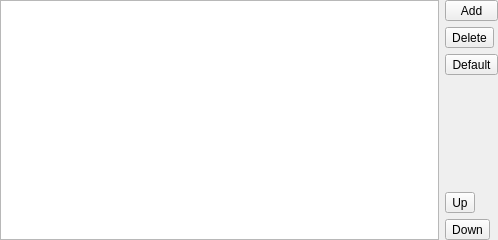
This is components/ui/xinxlistwidget.ui in phoenix741/xinx as Qt 5 draws it before an edit. The edited form follows.
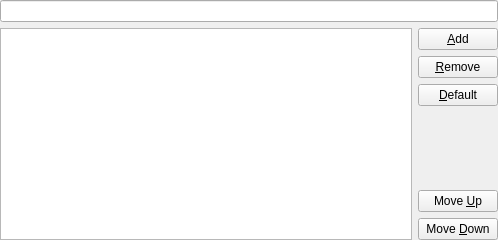
This is the edited form. Icons and pictures are not drawn.

Diff of the .ui file:
```diff
--- a/components/ui/xinxlistwidget.ui
+++ b/components/ui/xinxlistwidget.ui
@@ -12,56 +12,61 @@
   <property name="windowTitle" >
    <string/>
   </property>
-  <layout class="QHBoxLayout" >
-   <property name="margin" >
+  <layout class="QVBoxLayout" name="verticalLayout">
+   <property name="margin">
     <number>0</number>
    </property>
    <item>
-    <widget class="QListWidget" name="m_list" />
+    <widget class="QLineEdit" name="m_addEdit"/>
    </item>
    <item>
-    <layout class="QVBoxLayout" >
-     <property name="spacing" >
+    <layout class="QHBoxLayout" name="horizontalLayout">
+     <item>
+      <widget class="QListWidget" name="m_list"/>
+     </item>
+     <item>
+      <layout class="QVBoxLayout">
+       <property name="spacing">
       <number>6</number>
      </property>
-     <property name="margin" >
+       <property name="margin">
       <number>0</number>
      </property>
      <item>
-      <widget class="QToolButton" name="m_btnAdd" >
-       <property name="sizePolicy" >
-        <sizepolicy vsizetype="Fixed" hsizetype="Preferred" >
+        <widget class="QPushButton" name="m_btnAdd">
+         <property name="sizePolicy">
+          <sizepolicy hsizetype="Preferred" vsizetype="Fixed">
          <horstretch>0</horstretch>
          <verstretch>0</verstretch>
         </sizepolicy>
        </property>
-       <property name="text" >
-        <string>Add</string>
-       </property>
-       <property name="icon" >
-        <iconset resource="../xinxpluginselector.qrc" >
+         <property name="text">
+          <string>&amp;Add</string>
+         </property>
+         <property name="icon">
+          <iconset resource="../xinxpluginselector.qrc">
          <normaloff>:/images/add.png</normaloff>:/images/add.png</iconset>
        </property>
       </widget>
      </item>
      <item>
-      <widget class="QToolButton" name="m_btnDel" >
-       <property name="text" >
-        <string>Delete</string>
-       </property>
-       <property name="icon" >
-        <iconset resource="../xinxpluginselector.qrc" >
+        <widget class="QPushButton" name="m_btnDel">
+         <property name="text">
+          <string>&amp;Remove</string>
+         </property>
+         <property name="icon">
+          <iconset resource="../xinxpluginselector.qrc">
          <normaloff>:/images/remove.png</normaloff>:/images/remove.png</iconset>
        </property>
       </widget>
      </item>
      <item>
-      <widget class="QToolButton" name="m_btnDef" >
-       <property name="text" >
-        <string>Default</string>
-       </property>
-       <property name="icon" >
-        <iconset resource="../xinxpluginselector.qrc" >
+        <widget class="QPushButton" name="m_btnDef">
+         <property name="text">
+          <string>&amp;Default</string>
+         </property>
+         <property name="icon">
+          <iconset resource="../xinxpluginselector.qrc">
          <normaloff>:/images/checkbox.png</normaloff>:/images/checkbox.png</iconset>
        </property>
       </widget>
@@ -80,23 +85,23 @@
       </spacer>
      </item>
      <item>
-      <widget class="QToolButton" name="m_btnUp" >
-       <property name="text" >
-        <string>Up</string>
-       </property>
-       <property name="icon" >
-        <iconset resource="../xinxpluginselector.qrc" >
+        <widget class="QPushButton" name="m_btnUp">
+         <property name="text">
+          <string>Move &amp;Up</string>
+         </property>
+         <property name="icon">
+          <iconset resource="../xinxpluginselector.qrc">
          <normaloff>:/images/up.png</normaloff>:/images/up.png</iconset>
        </property>
       </widget>
      </item>
      <item>
-      <widget class="QToolButton" name="m_btnDown" >
-       <property name="text" >
-        <string>Down</string>
-       </property>
-       <property name="icon" >
-        <iconset resource="../xinxpluginselector.qrc" >
+        <widget class="QPushButton" name="m_btnDown">
+         <property name="text">
+          <string>Move &amp;Down</string>
+         </property>
+         <property name="icon">
+          <iconset resource="../xinxpluginselector.qrc">
          <normaloff>:/images/down.png</normaloff>:/images/down.png</iconset>
        </property>
       </widget>
@@ -104,6 +109,8 @@
     </layout>
    </item>
   </layout>
+   </item>
+  </layout>
  </widget>
  <tabstops>
   <tabstop>m_list</tabstop>
```
Left out of the diff: 15 changed lines with no effect on the pictures. Lines whose indentation alone changed are shown as unchanged.
